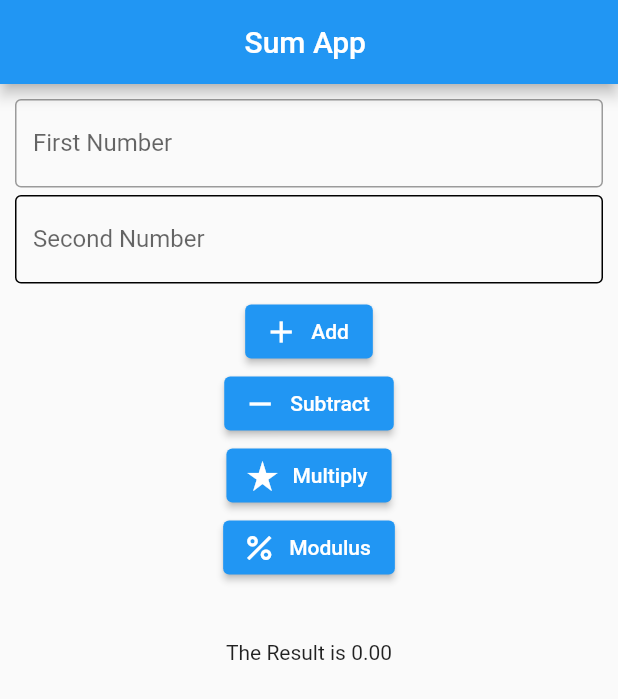
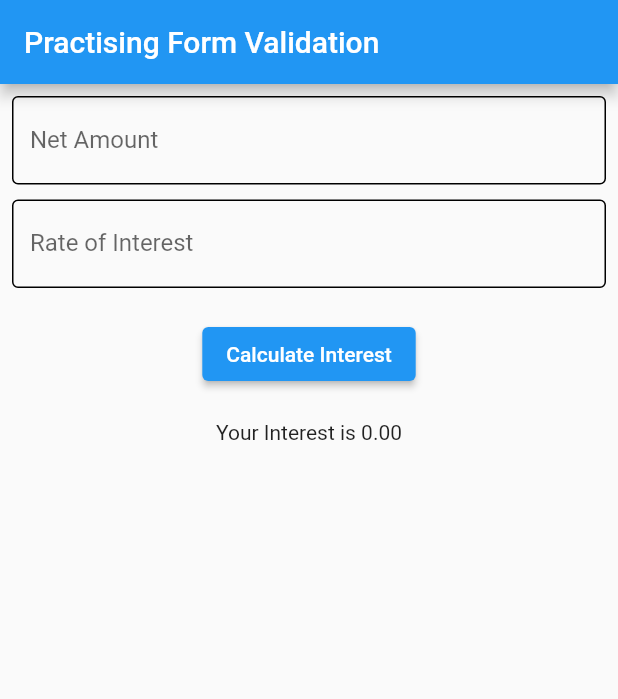
Before and after one commit to shahriartoky0/module_9, a Flutter app: the screen it shows after launch, on a phone screen of 412 x 824 dp. Shown: the top 699 px of the screen. Run offline on Flutter 3.47's test engine with Material 2 defaults, Android fonts, the phone set to English and light mode, and no system bars.

Commit message:
practise form

```diff
--- a/lib/main.dart
+++ b/lib/main.dart
@@ -1,22 +1,20 @@
-import 'package:flutter/cupertino.dart';
 import 'package:flutter/material.dart';
+import 'package:module_9/style.dart';
 
-void main() {
-  runApp(Myapp());
+void main (){
+  runApp(const MyApp());
 }
 
-class Myapp extends StatelessWidget {
-  const Myapp({super.key});
+class MyApp extends StatelessWidget{
+  const MyApp({super.key});
 
   @override
   Widget build(BuildContext context) {
-    return const MaterialApp(
-      home: HomeScreen(),
-    );
-  }
+    return const MaterialApp(home: HomeScreen(),);
   }
 
-class HomeScreen extends StatefulWidget {
+}
+class HomeScreen extends StatefulWidget{
   const HomeScreen({super.key});
 
   @override
@@ -24,131 +22,72 @@ class HomeScreen extends StatefulWidget {
     return _HomeScreenUI();
   }
 }
-
-class _HomeScreenUI extends State<HomeScreen> {
-  double result = 0.0;
-
-  final TextEditingController _fieldOne = TextEditingController();
-  final TextEditingController _fieldTwo = TextEditingController();
-  final GlobalKey<FormState> _formKey = GlobalKey<FormState>();
-
+class _HomeScreenUI extends State<HomeScreen>
+{
+  double amount = 0 ;
+  final TextEditingController _inputFieldOne = TextEditingController();
+  final TextEditingController _inputFieldTwo = TextEditingController();
+  final GlobalKey <FormState> _formKey = GlobalKey<FormState>();
+  Map <String , double> inputs = {'firstNum' : 0 , 'secondNum' : 0};
+  storeValue (key , inputValue){
+    inputs.update(key, (value) => inputValue);
+  }
   @override
   Widget build(BuildContext context) {
     return Scaffold(
-      appBar: AppBar(
-        title: const Text('Sum App '),
-        centerTitle: true,
-      ),
+      appBar: AppBar(title: const Text("Practising Form Validation"),),
       body: Form(
         key: _formKey,
         child: Padding(
-          padding: const EdgeInsets.all(10),
+          padding: const EdgeInsets.all(8.0),
           child: Column(
+            mainAxisAlignment: MainAxisAlignment.start,
             children: [
               TextFormField(
-                keyboardType: TextInputType.number,
-                textInputAction: TextInputAction.next,
-                validator: (String? value) {
-                  if (value == null) {
-                    return 'This is null';
+                validator: (String? value){
+                  if (value == null)
+                    {
+                      return 'Null Value Inserted';
                     }
-                  if (value.trim().isEmpty == true) {
-                    return 'Please Give a Number';
+                  if (value.trim().isEmpty == true)
+                    {
+                      return 'Please Insert a value';
                     }
                 },
-                controller: _fieldOne,
-                decoration: const InputDecoration(
-                    border: OutlineInputBorder(), labelText: 'First Number'),
+                controller: _inputFieldOne,
+                decoration: appTextField('Net Amount'),
               ),
-              const SizedBox(
-                height: 5,
-              ),
+              const SizedBox(height: 10,),
               TextFormField(
-                keyboardType: TextInputType.number,
-                textInputAction: TextInputAction.next,
-                controller: _fieldTwo,
-                validator: (String? value) {
-                  if (value == null) {
-                    return 'This is null';
+                validator: (String? value){
+                  if (value == null)
+                  {
+                    return 'Null Value Inserted';
                   }
-                  if (value.trim().isEmpty == true) {
-                    return 'Please Give a Number';
+                  if (value.trim().isEmpty == true)
+                  {
+                    return 'Null Value Inserted';
                   }
                 },
-                decoration: const InputDecoration(
-                    enabledBorder: OutlineInputBorder(),
-                    labelText: 'Second Number'),
+                controller: _inputFieldTwo,
+                decoration: appTextField('Rate of Interest'),
               ),
-              ButtonBar(
-                alignment: MainAxisAlignment.center,
-                children: [
-                  ElevatedButton.icon(
-                    onPressed: () {
-                      if (_formKey.currentState!.validate()) {
-                        double firstNumber = stringToDouble(_fieldOne.text.trim());
-                        double secondNumber = stringToDouble(_fieldTwo.text.trim());
-                        result =
-                            sum(firstNum: firstNumber, secondNum: secondNumber);
-                        _fieldOne.text = result.toString() ;
+              const SizedBox(height: 20,),
+              ElevatedButton(onPressed: (){
+                if(_formKey.currentState!.validate())
+                  {
+                    double principal = double.parse(_inputFieldOne.text.trim());
+                    double interest = double.parse(_inputFieldTwo.text.trim());
+                    storeValue('firstNum', principal);
+                    storeValue('secondNum', interest);
+
+                    amount = (principal * interest)/100 ;
                     setState(() {});
+                    print(inputs);
                   }
-
-                      print('Tenno hokka');
-                    },
-                    icon: const Icon(Icons.add),
-                    label: const Text('Add'),
-                  ),
-                  ElevatedButton.icon(
-                    onPressed: () {
-                      if (_formKey.currentState!.validate()) {
-                        double firstNumber = stringToDouble(_fieldOne.text.trim());
-                        double secondNumber =stringToDouble(_fieldTwo.text.trim());
-                        result =
-                            subtract(firstNum: firstNumber, secondNum: secondNumber);
-                        setState(() {});
-                      }
-
-                      print('Marda fera');
-                    },
-                    icon: const Icon(Icons.remove),
-                    label: const Text('Subtract'),
-                  ),
-                  ElevatedButton.icon(
-                    onPressed: () {
-                      if (_formKey.currentState!.validate()) {
-                        double firstNumber = stringToDouble(_fieldOne.text.trim());
-                        double secondNumber = stringToDouble(_fieldTwo.text.trim());
-                        result =
-                            multiplication(firstNum: firstNumber, secondNum: secondNumber);
-                        setState(() {});
-                      }
-
-                      print('Marda fera');
-                    },
-                    icon: const Icon(Icons.star_rate),
-                    label: const Text('Multiply'),
-                  ),
-                  ElevatedButton.icon(
-                    onPressed: () {
-                      if (_formKey.currentState!.validate()) {
-                        double firstNumber = stringToDouble(_fieldOne.text.trim());
-                        double secondNumber = stringToDouble(_fieldTwo.text.trim());
-                        result =
-                            modulus(firstNum: firstNumber, secondNum: secondNumber);
-                        setState(() {});
-                      }
-
-                      print('Marda fera');
-                    },
-                    icon: const Icon(Icons.percent_sharp),
-                    label: const Text('Modulus'),
-                  ),
-                ],
-              ),
-              const SizedBox(
-                height: 30,
-              ),
-              Text('The Result is ${result.toStringAsFixed(2)}')
+                }, child: const Text('Calculate Interest')),
+              const SizedBox(height: 20,),
+              Text("Your Interest is ${amount.toStringAsFixed(2)}")
             ],
           ),
         ),
@@ -156,24 +95,4 @@ class _HomeScreenUI extends State<HomeScreen> {
     );
   }
 
-  double sum({required double firstNum, required double secondNum}) {
-    return firstNum + secondNum;
 }
-
-double subtract({required double firstNum, required double secondNum}) {
-    return firstNum - secondNum;
-  }
-
-  double multiplication({required double firstNum, required double secondNum}) {
-    return firstNum * secondNum;
-  }
-  double modulus({required double firstNum, required double secondNum}) {
-    return firstNum % secondNum;
-  }
-
-  double stringToDouble ( String text)
-  {
-    return double.tryParse(text)?? 0; //default value set kora zaay string dile
-  }
-
-}
--- /dev/null
+++ b/lib/style.dart
@@ -0,0 +1,9 @@
+import 'package:flutter/material.dart';
+
+InputDecoration appTextField (text) {
+  return InputDecoration (enabledBorder:
+  const OutlineInputBorder()
+  ,
+  labelText: text
+  );
+}
```
Lines whose indentation alone changed are shown as unchanged.
